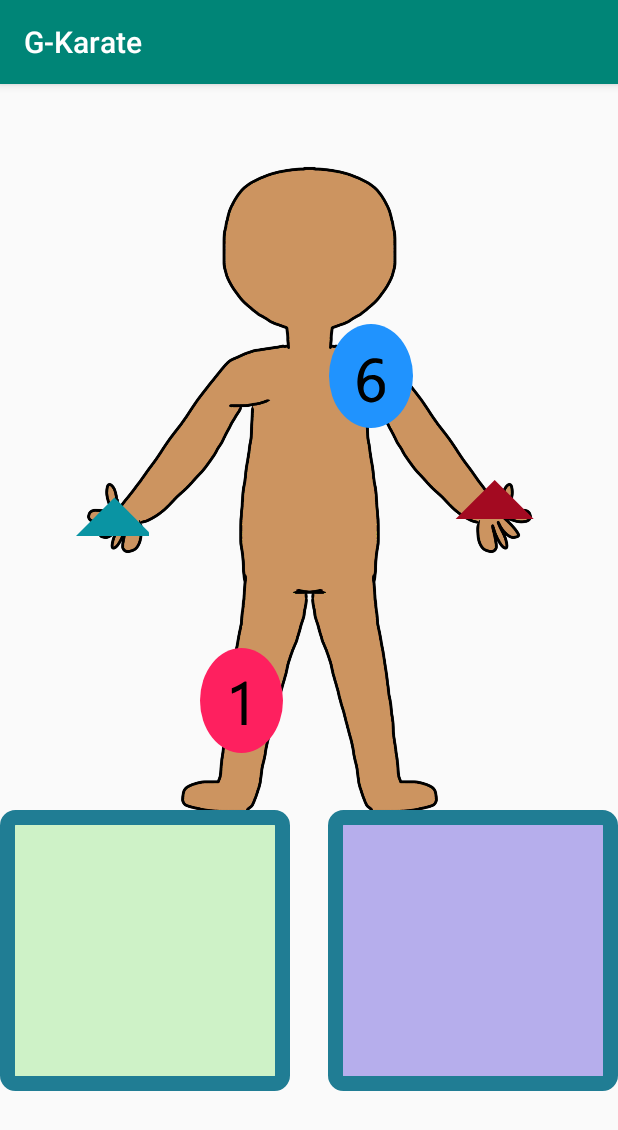
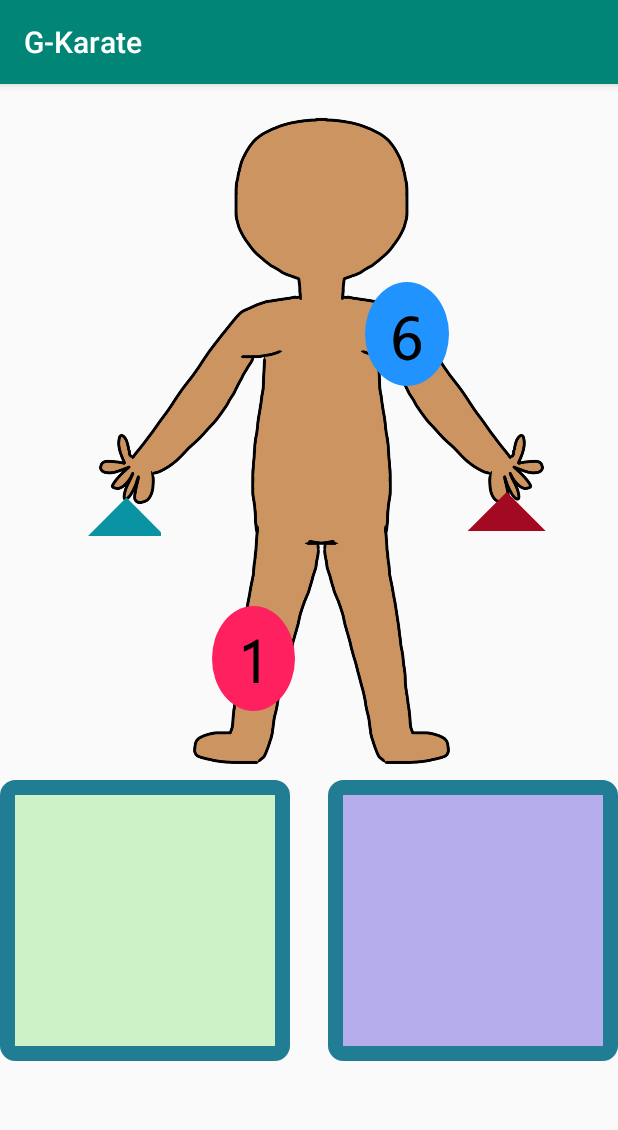
Before and after one commit to Toon-Van-Engeland/care-athon, an Android app: the screen it shows after launch (MainActivity), on a phone screen of 412 x 824 dp. Shown: the top 1130 px of the screen. Run offline under Robolectric (Android 15) with nearby library versions, the phone set to English and light mode, and no system bars.

Commit message:
activity main xml

```diff
--- /dev/null
+++ b/GKarate/app/src/main/java/be/pxl/g_karate/api/repos.java
@@ -0,0 +1,4 @@
+package be.pxl.g_karate.api;
+
+public class repos {
+}
--- a/GKarate/app/src/main/res/layout/activity_main.xml
+++ b/GKarate/app/src/main/res/layout/activity_main.xml
@@ -16,9 +16,10 @@
     <ImageView
         android:id="@+id/human_main"
         android:layout_width="330dp"
-        android:layout_height="545dp"
+        android:layout_height="480dp"
         android:src="@drawable/human_body"
         app:layout_constraintBottom_toBottomOf="parent"
+        app:layout_constraintHorizontal_bias="0.604"
         app:layout_constraintLeft_toLeftOf="parent"
         app:layout_constraintRight_toRightOf="parent"
         app:layout_constraintTop_toTopOf="parent"
@@ -30,8 +31,8 @@
         android:id="@+id/ear_left"
         android:layout_width="55dp"
         android:layout_height="70dp"
-        android:layout_marginStart="92dp"
-        android:layout_marginTop="76dp"
+        android:layout_marginStart="88dp"
+        android:layout_marginTop="48dp"
         android:visibility="invisible"
         app:layout_constraintStart_toStartOf="@+id/human_main"
         app:layout_constraintTop_toTopOf="parent"
@@ -41,8 +42,8 @@
         android:id="@+id/ear_right"
         android:layout_width="55dp"
         android:layout_height="70dp"
-        android:layout_marginTop="76dp"
-        android:layout_marginEnd="96dp"
+        android:layout_marginTop="48dp"
+        android:layout_marginEnd="84dp"
         android:visibility="invisible"
         app:layout_constraintEnd_toEndOf="@+id/human_main"
         app:layout_constraintTop_toTopOf="parent"
@@ -52,8 +53,8 @@
         android:id="@+id/shoulder_left"
         android:layout_width="55dp"
         android:layout_height="70dp"
-        android:layout_marginStart="92dp"
-        android:layout_marginTop="160dp"
+        android:layout_marginStart="88dp"
+        android:layout_marginTop="132dp"
         android:visibility="invisible"
         app:layout_constraintStart_toStartOf="@+id/human_main"
         app:layout_constraintTop_toTopOf="parent"
@@ -64,7 +65,7 @@
         android:layout_width="55dp"
         android:layout_height="70dp"
         android:layout_marginStart="92dp"
-        android:layout_marginTop="304dp"
+        android:layout_marginTop="268dp"
         android:visibility="invisible"
         app:layout_constraintStart_toStartOf="@+id/human_main"
         app:layout_constraintTop_toTopOf="parent"
@@ -74,30 +75,30 @@
         android:id="@+id/heup_right"
         android:layout_width="55dp"
         android:layout_height="70dp"
+        android:layout_marginTop="268dp"
+        android:layout_marginEnd="96dp"
         android:visibility="invisible"
-        android:layout_marginTop="308dp"
-        android:layout_marginEnd="96dp"
         app:layout_constraintEnd_toEndOf="@+id/human_main"
         app:layout_constraintTop_toTopOf="parent"
         app:srcCompat="@drawable/circle_red" />
+
 
     <ImageView
         android:id="@+id/knee_left"
         android:layout_width="55dp"
         android:layout_height="70dp"
         android:layout_marginStart="92dp"
-        android:layout_marginTop="376dp"
+        android:layout_marginTop="348dp"
         android:visibility="invisible"
         app:layout_constraintStart_toStartOf="@+id/human_main"
         app:layout_constraintTop_toTopOf="parent"
         app:srcCompat="@drawable/circle_blue" />
 
-
     <ImageView
         android:id="@+id/knee_right"
         android:layout_width="55dp"
         android:layout_height="70dp"
-        android:layout_marginTop="376dp"
+        android:layout_marginTop="352dp"
         android:layout_marginEnd="96dp"
         android:visibility="invisible"
         app:layout_constraintEnd_toEndOf="@+id/human_main"
@@ -108,9 +109,9 @@
         android:id="@+id/shoulder_right"
         android:layout_width="56dp"
         android:layout_height="69dp"
-        android:layout_marginTop="160dp"
+        android:layout_marginTop="132dp"
+        android:layout_marginEnd="80dp"
         android:visibility="invisible"
-        android:layout_marginEnd="96dp"
         app:layout_constraintEnd_toEndOf="@+id/human_main"
         app:layout_constraintTop_toTopOf="parent"
         app:srcCompat="@drawable/circle_red" />
@@ -119,7 +120,7 @@
         android:id="@+id/rightbox"
         android:layout_width="193dp"
         android:layout_height="187dp"
-        android:layout_marginTop="484dp"
+        android:layout_marginTop="464dp"
         android:visibility="visible"
         app:layout_constraintEnd_toEndOf="parent"
         app:layout_constraintTop_toTopOf="parent"
@@ -129,7 +130,7 @@
         android:id="@+id/leftbox"
         android:layout_width="193dp"
         android:layout_height="187dp"
-        android:layout_marginTop="484dp"
+        android:layout_marginTop="464dp"
         android:layout_marginEnd="60dp"
         app:layout_constraintEnd_toStartOf="@+id/rightbox"
         app:layout_constraintHorizontal_bias="0.0"
@@ -151,7 +152,7 @@
         android:id="@+id/right_hand"
         android:layout_width="71dp"
         android:layout_height="62dp"
-        android:layout_marginTop="228dp"
+        android:layout_marginTop="236dp"
         app:layout_constraintEnd_toEndOf="@+id/human_main"
         app:layout_constraintTop_toTopOf="parent"
         app:srcCompat="@drawable/triangle_right" />
```
